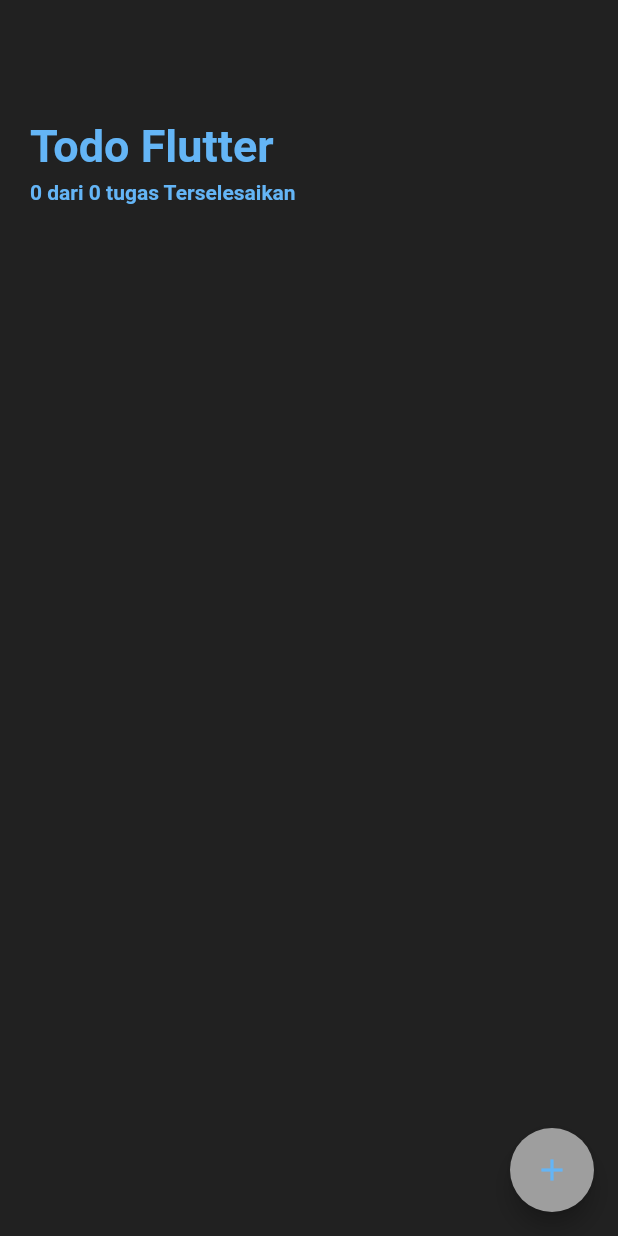
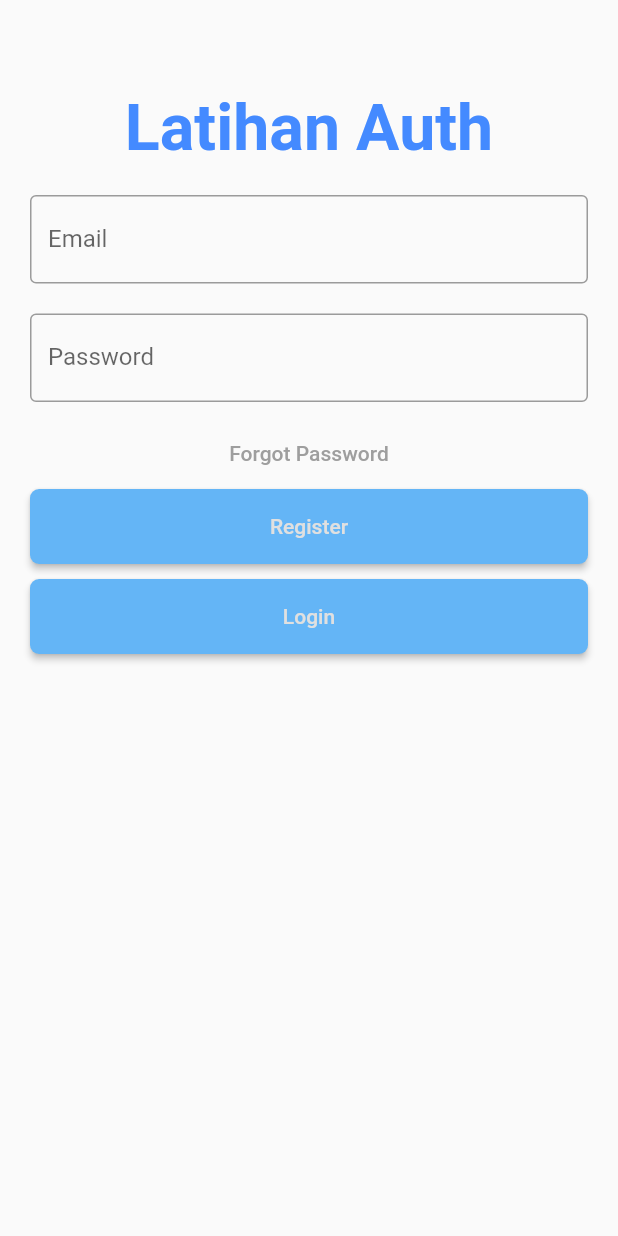
Before and after one commit to Gagas17ez/FlutterTodoSanbercode, a Flutter app: the screen it shows after launch, on a phone screen of 412 x 824 dp. Run offline on Flutter 3.47's test engine with Material 2 defaults, Android fonts, the light colour scheme and no system bars; our stand-ins replace firebase_auth, firebase_core, sqflite; accounts and stored records are empty; Roboto replaces fonts that are missing (Poppins).

Commit message:
login page basic

```diff
--- a/lib/main.dart
+++ b/lib/main.dart
@@ -1,7 +1,12 @@
 import 'package:flutter/material.dart';
 import 'package:poi_poi_todo/screens/home_screen.dart';
+import 'package:poi_poi_todo/screens/login_screen.dart';
+import 'package:firebase_auth/firebase_auth.dart';
+import 'package:firebase_core/firebase_core.dart';
 
-void main() {
+Future<void> main() async {
+  WidgetsFlutterBinding.ensureInitialized();
+  await Firebase.initializeApp();
   runApp(MyApp());
 }
 
@@ -16,7 +21,7 @@ class MyApp extends StatelessWidget {
         primarySwatch: Colors.grey,
       ),
       debugShowCheckedModeBanner: false,
-      home: HomeScreen(),
+      home: LoginPage(),
     );
   }
 }
--- /dev/null
+++ b/lib/screens/login_screen.dart
@@ -0,0 +1,178 @@
+import 'package:firebase_core/firebase_core.dart';
+import 'package:firebase_auth/firebase_auth.dart';
+//import 'package:google_fonts/google_fonts.dart';
+import 'package:flutter/material.dart';
+//import 'package:sanberappflutter/Tugas/Tugas11/DrawerScreen.dart';
+//import 'package:sanberappflutter/Tugas/Tugas12/HomeScreen.dart';
+//import 'package:sanberappflutter/Tugas/Tugas15/HomeScreen.dart';
+import 'home_screen.dart';
+
+//void main() => runApp(const loginPage());
+
+// class loginPage extends StatelessWidget {
+//   const loginPage({Key? key}) : super(key: key);
+
+//   static const String _title = 'Sample App';
+
+//   @override
+//   Widget build(BuildContext context) {
+//     return MaterialApp(
+//       title: _title,
+//       home: Scaffold(
+//         body: const MyStatefulWidget(),
+//       ),
+//     );
+//   }
+// }
+
+class LoginPage extends StatefulWidget {
+  @override
+  _LoginScreenState createState() => _LoginScreenState();
+}
+
+class _LoginScreenState extends State<LoginPage> {
+  final borderRadius = BorderRadius.circular(20); // Image border
+  final TextEditingController _emailController = TextEditingController();
+  final TextEditingController _passwordController = TextEditingController();
+
+  final FirebaseAuth _firebaseAuth = FirebaseAuth.instance;
+  registerSubmit() async {
+    try {
+      await _firebaseAuth.createUserWithEmailAndPassword(
+          email: (_emailController.text.toString().trim()),
+          password: _passwordController.text);
+    } catch (e) {
+      print(e);
+      SnackBar(
+        content: Text(e.toString()),
+      );
+    }
+  }
+
+  loginSubmit() async {
+    try {
+      _firebaseAuth
+          .signInWithEmailAndPassword(
+              email: _emailController.text, password: _passwordController.text)
+          .then((value) => Navigator.of(context).pushReplacement(
+              MaterialPageRoute(builder: (context) => HomeScreen())));
+    } catch (e) {
+      print(e);
+      SnackBar(
+        content: Text(e.toString()),
+      );
+    }
+  }
+
+  @override
+  Widget build(BuildContext context) {
+    return Scaffold(
+        body: Padding(
+            padding: const EdgeInsets.all(10),
+            child: ListView(
+              children: <Widget>[
+                Container(
+                  alignment: Alignment.center,
+                  padding: EdgeInsets.all(10),
+                  margin: const EdgeInsets.only(top: 40),
+                  child: Text(
+                    'Latihan Auth',
+                    style: TextStyle(
+                      fontFamily: 'Poppins',
+                      color: Colors.blueAccent,
+                      fontWeight: FontWeight.w600,
+                      fontSize: 43,
+                    ),
+                  ),
+                ),
+                // Padding(
+                //   padding: const EdgeInsets.all(8),
+                //   child: Image.network(
+                //     "",
+                //     height: 100,
+                //     width: 100,
+                //   ),
+                // ),
+                Container(
+                    padding: EdgeInsets.all(10),
+                    child: TextField(
+                      controller: _emailController,
+                      decoration: InputDecoration(
+                          border: OutlineInputBorder(), labelText: "Email"),
+                    )),
+                Container(
+                    padding: EdgeInsets.all(10),
+                    child: TextField(
+                      controller: _passwordController,
+                      decoration: InputDecoration(
+                          border: OutlineInputBorder(), labelText: "Password"),
+                    )),
+                TextButton(onPressed: () {}, child: Text("Forgot Password")),
+                Container(
+                  height: 50,
+                  padding: EdgeInsets.fromLTRB(10, 0, 10, 0),
+                  child: ElevatedButton(
+                    style: raisedButtonStyle,
+                    child: Text("Register"),
+                    onPressed: () {
+                      registerSubmit();
+                    },
+                  ),
+                ),
+                SizedBox(
+                  height: 10,
+                ),
+                Container(
+                  height: 50,
+                  padding: EdgeInsets.fromLTRB(10, 0, 10, 0),
+                  child: ElevatedButton(
+                    style: raisedButtonStyle,
+                    child: Text("Login"),
+                    onPressed: () {
+                      loginSubmit();
+                    },
+                  ),
+                ),
+
+                // Container(
+                //   padding: EdgeInsets.all(10), // Border width
+                //   decoration: BoxDecoration(
+                //       color: Colors.blue, borderRadius: borderRadius),
+                //   child: ClipRRect(
+                //     borderRadius: borderRadius,
+                //     child: SizedBox.fromSize(
+                //       size: Size.fromRadius(48), // Image radius
+                //       child: Image.asset(
+                //         'assets/img/Roma.png',
+                //         fit: BoxFit.cover,
+                //       ),
+                //     ),
+                //   ),
+                // ),
+                // Container(
+                //   padding: EdgeInsets.all(10), // Border width
+                //   decoration: BoxDecoration(
+                //       color: Colors.blue, borderRadius: borderRadius),
+                //   child: ClipRRect(
+                //     borderRadius: borderRadius,
+                //     child: SizedBox.fromSize(
+                //       size: Size.fromRadius(48), // Image radius
+                //       child: Image.asset(
+                //         'assets/img/Monas.png',
+                //         fit: BoxFit.cover,
+                //       ),
+                //     ),
+                //   ),
+                // )
+              ],
+            )));
+  }
+}
+
+final ButtonStyle raisedButtonStyle = ElevatedButton.styleFrom(
+    onPrimary: Colors.grey[300],
+    primary: Colors.blue[300],
+    minimumSize: Size(88, 36),
+    padding: EdgeInsets.symmetric(horizontal: 16),
+    shape: const RoundedRectangleBorder(
+        borderRadius: BorderRadius.all(Radius.circular(6))));
--- a/pubspec.yaml
+++ b/pubspec.yaml
@@ -31,6 +31,9 @@ dependencies:
   intl: ^0.17.0
   sqflite: ^2.0.1
   path_provider: ^2.0.4
+  firebase_auth: ^3.1.2
+  firebase_core: ^1.7.0
+  http: ^0.13.3
 
 dev_dependencies:
   flutter_test:
```
Also changed, not shown: pubspec.lock, 3 other files.
